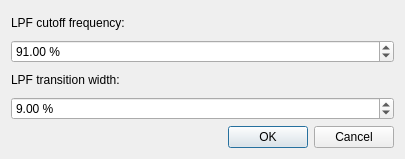
First picture: the form in ferocious/lpfparametersdlg.ui, repository jniemann66/ferocious, before the edit.
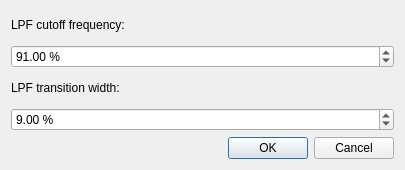
Second picture: the form after the edit.

What changed in the file:
```diff
--- a/ferocious/lpfparametersdlg.ui
+++ b/ferocious/lpfparametersdlg.ui
@@ -7,7 +7,7 @@
     <x>0</x>
     <y>0</y>
     <width>405</width>
-    <height>159</height>
+    <height>170</height>
    </rect>
   </property>
   <property name="windowTitle">
```
